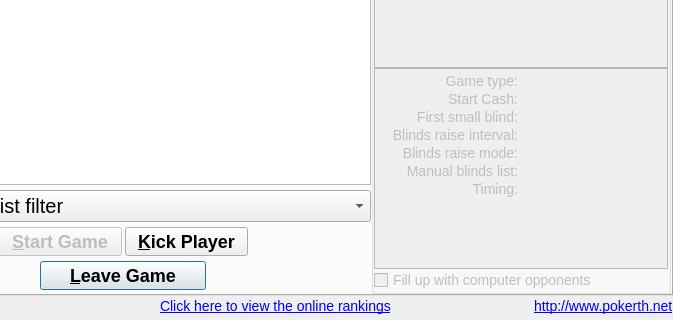
This is src/gui/qt/gui_800x480/gamelobbydialog_800x480.ui in pokerth/pokerth as Qt 5 draws it before an edit; both pictures show x 127 to 800 and y 104 to 424 of the 800 by 424 pixel window. The edited form follows.
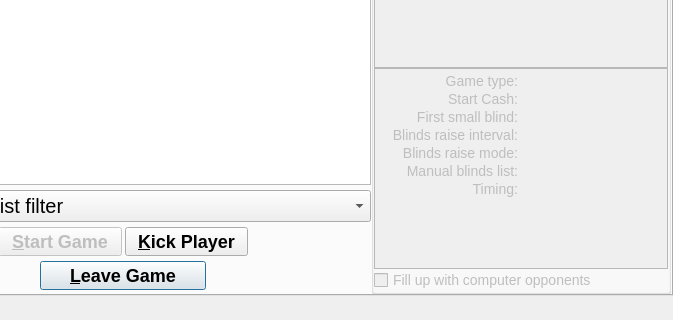
This is the edited form. Icons and pictures are not drawn.

Patch:
```diff
--- a/src/gui/qt/gui_800x480/gamelobbydialog_800x480.ui
+++ b/src/gui/qt/gui_800x480/gamelobbydialog_800x480.ui
@@ -1102,16 +1102,6 @@
        <property name="styleSheet">
         <string notr="true">QObject {font: 14px}</string>
        </property>
-       <property name="text">
-        <string>&lt;!DOCTYPE HTML PUBLIC &quot;-//W3C//DTD HTML 4.0//EN&quot; &quot;http://www.w3.org/TR/REC-html40/strict.dtd&quot;&gt;
-&lt;html&gt;&lt;head&gt;&lt;meta name=&quot;qrichtext&quot; content=&quot;1&quot; /&gt;&lt;style type=&quot;text/css&quot;&gt;
-p, li { white-space: pre-wrap; }
-&lt;/style&gt;&lt;/head&gt;&lt;body&gt;
-&lt;table border=&quot;0&quot; style=&quot;-qt-table-type: root; margin-top:4px; margin-bottom:4px; margin-left:4px; margin-right:4px;&quot;&gt;
-&lt;tr&gt;
-&lt;td style=&quot;border: none;&quot;&gt;
-&lt;p style=&quot; margin-top:0px; margin-bottom:0px; margin-left:0px; margin-right:0px; -qt-block-indent:0; text-indent:0px;&quot;&gt;&lt;a href=&quot;http://online-ranking.pokerth.net&quot;&gt;&lt;span style=&quot; text-decoration: underline; color:#0000ff;&quot;&gt;Click here to view the online rankings&lt;/span&gt;&lt;/a&gt;&lt;/p&gt;&lt;/td&gt;&lt;/tr&gt;&lt;/table&gt;&lt;/body&gt;&lt;/html&gt;</string>
-       </property>
        <property name="openExternalLinks">
         <bool>true</bool>
        </property>
@@ -1135,13 +1125,6 @@
        <property name="styleSheet">
         <string notr="true">QObject {font: 14px}</string>
        </property>
-       <property name="text">
-        <string>&lt;!DOCTYPE HTML PUBLIC &quot;-//W3C//DTD HTML 4.0//EN&quot; &quot;http://www.w3.org/TR/REC-html40/strict.dtd&quot;&gt;
-&lt;html&gt;&lt;head&gt;&lt;meta name=&quot;qrichtext&quot; content=&quot;1&quot; /&gt;&lt;style type=&quot;text/css&quot;&gt;
-p, li { white-space: pre-wrap; }
-&lt;/style&gt;&lt;/head&gt;&lt;body&gt;
-&lt;p style=&quot; margin-top:0px; margin-bottom:0px; margin-left:0px; margin-right:0px; -qt-block-indent:0; text-indent:0px;&quot;&gt;&lt;a href=&quot;http://www.pokerth.net&quot;&gt;&lt;span style=&quot; text-decoration: underline; color:#0000ff;&quot;&gt;http://www.pokerth.net&lt;/span&gt;&lt;/a&gt;&lt;/p&gt;&lt;/body&gt;&lt;/html&gt;</string>
-       </property>
        <property name="openExternalLinks">
         <bool>true</bool>
        </property>
```
Left out of the diff: 44 changed lines with no effect on the pictures.
